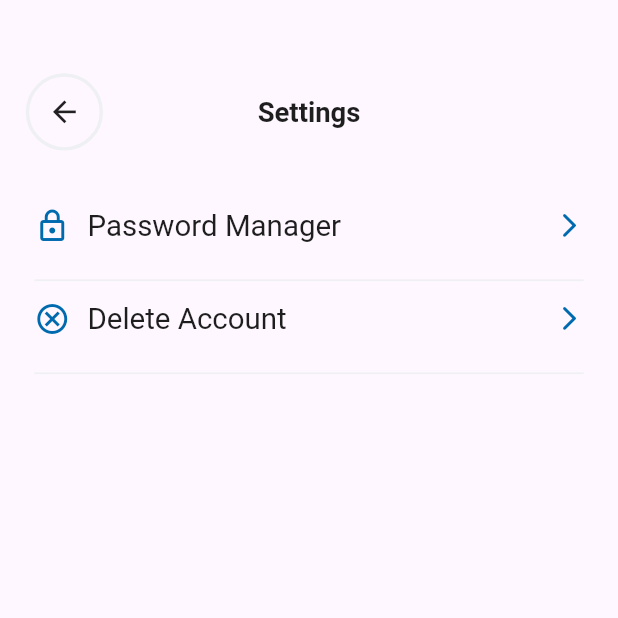
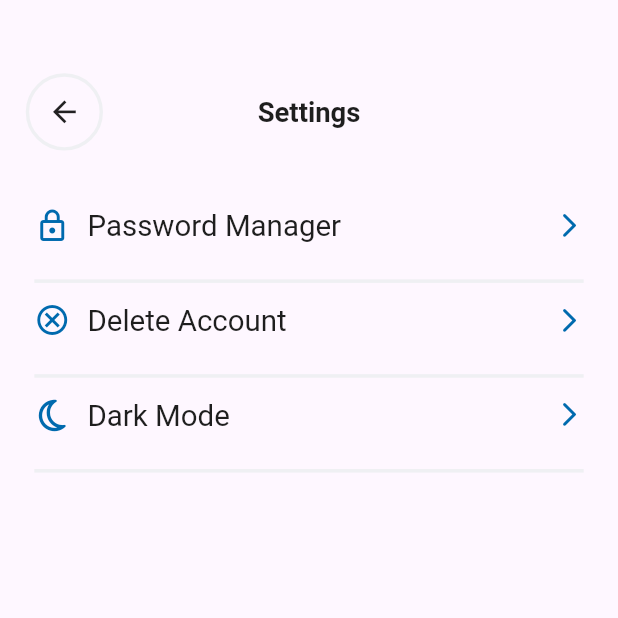
Before and after one commit to khaled365-code/oral_cancer_detection_app, a Flutter app: the SettingsScreen screen opened by its route, on a phone screen of 412 x 824 dp, the top half of it. Run offline on Flutter 3.47's test engine with Material 3 defaults, Android fonts, the phone set to English and light mode, and no system bars; our stand-ins replace bloc, cached_network_image, connectivity_plus, curved_navigation_bar, dartz, dio and 14 more; accounts and stored records are empty; Roboto replaces fonts that are missing (Helvetica).

Commit message:
change theme function and design done

```diff
--- a/lib/core/commons/global_cubits/change_theme_cubit/change_theme_cubit.dart
+++ b/lib/core/commons/global_cubits/change_theme_cubit/change_theme_cubit.dart
@@ -1,4 +1,5 @@
 import 'package:bloc/bloc.dart';
+import 'package:graduation_project/features/profile/data/models/dark_mode_data_model.dart';
 import 'package:meta/meta.dart';
 
 part 'change_theme_state.dart';
@@ -8,9 +9,32 @@ class ChangeThemeCubit extends Cubit<ChangeThemeState> {
 
    bool isDarkMode=false;
 
-  changeTheme(bool isDark){
-    emit(ChangeThemeLoadingState());
-    isDarkMode=isDark;
-    emit(ChangeThemeSuccessState(message: isDarkMode?'Welcome to Dark Mode':'Welcome to Light Mode'));
+
+  changeCircleActiveState(int currentIndex,List<DarkModeDataModel> darkModeDataList)
+  {
+    for (var item in darkModeDataList)
+      {
+        item.modeIsSelected=false;
+      }
+    darkModeDataList[currentIndex].modeIsSelected=!darkModeDataList[currentIndex].modeIsSelected;
+    emit(ChangeThemeCurrentActiveState());
+
+  }
+
+  List<DarkModeDataModel>darkModeDataList=
+  [
+     DarkModeDataModel(modeName: 'On', modeIsSelected: false),
+     DarkModeDataModel(modeName: 'Off', modeIsSelected: true),
+   ];
+
+  changeThemeToLight()
+  {
+    isDarkMode=false;
+    emit(ChangeThemeSuccessState(successMessage: 'Theme Changed To Light Mode'));
+  }
+  changeThemeToDark()
+  {
+    isDarkMode=true;
+    emit(ChangeThemeSuccessState(successMessage: 'Theme Changed To Dark Mode'));
   }
 }
--- a/lib/core/commons/global_cubits/change_theme_cubit/change_theme_state.dart
+++ b/lib/core/commons/global_cubits/change_theme_cubit/change_theme_state.dart
@@ -5,7 +5,10 @@ abstract class ChangeThemeState {}
 
 class ChangeThemeInitial extends ChangeThemeState {}
 class ChangeThemeLoadingState extends ChangeThemeState {}
-class ChangeThemeSuccessState extends ChangeThemeState {
-  ChangeThemeSuccessState({required this.message});
-  final String message;
+class ChangeThemeSuccessState extends ChangeThemeState
+{
+  final String successMessage;
+  ChangeThemeSuccessState({required this.successMessage});
 }
+
+class ChangeThemeCurrentActiveState extends ChangeThemeState {}
--- a/lib/core/routes/app_router.dart
+++ b/lib/core/routes/app_router.dart
@@ -22,6 +22,7 @@ import 'package:graduation_project/features/profile/presentation/manager/help_sc
 import 'package:graduation_project/features/profile/presentation/manager/update_password_cubit/update_password_cubit.dart';
 import 'package:graduation_project/features/profile/presentation/manager/update_profile_cubit/update_profile_cubit.dart';
 import 'package:graduation_project/features/profile/presentation/screens/about_app_screen.dart';
+import 'package:graduation_project/features/profile/presentation/screens/dark_mode.dart';
 import 'package:graduation_project/features/profile/presentation/screens/edit_profile_screen.dart';
 import 'package:graduation_project/features/profile/presentation/screens/help_screen.dart';
 import 'package:graduation_project/features/profile/presentation/screens/initial_profile_screen.dart';
@@ -53,6 +54,8 @@ class AppRoutes {
     switch (routeSettings.name) {
       case Routes.home:
         return MaterialPageRoute(builder: (context) => const HomePage(),);
+      case Routes.darkModeScreen:
+        return MaterialPageRoute(builder: (context) => const DarkModeScreen(),);
       case Routes.initialProfileScreen:
         return MaterialPageRoute(builder: (context) =>  ProfileOutScreen(),);
       case Routes.commentScreen:
--- a/lib/core/routes/routes.dart
+++ b/lib/core/routes/routes.dart
@@ -47,7 +47,11 @@ class Routes
   static const String  commentScreen='/comment_screen';
 
 
-  static const String  initialProfileScreen='initial_profile_screen';
+  static const String  initialProfileScreen='/initial_profile_screen';
+
+
+  static const String  darkModeScreen='/dark_mode_screen';
+
 
 
 
--- a/lib/core/utilis/colors.dart
+++ b/lib/core/utilis/colors.dart
@@ -71,6 +71,13 @@ class AppColors
    static const Color cE6EAEC=Color(0xffE6EAEC);
 
 
+   static const Color c888888=Color(0xff888888);
+
+
+   static const Color cEBEBEB=Color(0xffEBEBEB);
+
+
+
 
 
 
--- /dev/null
+++ b/lib/features/profile/data/models/dark_mode_data_model.dart
@@ -0,0 +1,12 @@
+
+
+class DarkModeDataModel
+{
+  final String modeName;
+  bool modeIsSelected;
+
+  DarkModeDataModel({required this.modeName, required this.modeIsSelected});
+
+
+
+}
--- a/lib/features/profile/presentation/components/settings_item_widget.dart
+++ b/lib/features/profile/presentation/components/settings_item_widget.dart
@@ -28,6 +28,8 @@ class SettingsItemWidget extends StatelessWidget {
           case 1:
             showModalBottomSheet(
                 context: context, builder: (context) => DeleteAccountwidget());
+          case 2:
+            navigate(context: context, route: Routes.darkModeScreen);
         }
       },
       child: Container(
@@ -44,7 +46,9 @@ class SettingsItemWidget extends StatelessWidget {
               ],
             ),
             SizedBox(height: 20.w,),
-            LineWidget(),
+            LineWidget(
+              height: 2,
+            ),
           ],
         ),
       ),
--- a/lib/features/profile/presentation/screens/settings_screen.dart
+++ b/lib/features/profile/presentation/screens/settings_screen.dart
@@ -1,9 +1,8 @@
 import 'package:flutter/cupertino.dart';
 import 'package:flutter/material.dart';
 import 'package:flutter/widgets.dart';
-import 'package:flutter_bloc/flutter_bloc.dart';
 import 'package:flutter_screenutil/flutter_screenutil.dart';
-import 'package:graduation_project/core/utilis/image_constants.dart';
+import 'package:font_awesome_flutter/font_awesome_flutter.dart';
 import 'package:graduation_project/core/utilis/colors.dart';
 import 'package:graduation_project/features/profile/data/models/settings_data_model.dart';
 import '../../../../core/utilis/app_styles.dart';
@@ -17,7 +16,9 @@ class SettingsScreen extends StatefulWidget {
 }
    final List<SettingsDataModel> settingsDataList=[
      SettingsDataModel(settingName: 'Password Manager', iconForm: Icons.lock_outlined),
-     SettingsDataModel(settingName: 'Delete Account', iconForm: Icons.cancel_outlined)
+     SettingsDataModel(settingName: 'Delete Account', iconForm: Icons.cancel_outlined),
+     SettingsDataModel(settingName: 'Dark Mode', iconForm:FontAwesomeIcons.moon)
+
 
    ];
 class SettingsScreenState extends State<SettingsScreen> {
@@ -63,7 +64,7 @@ class SettingsScreenState extends State<SettingsScreen> {
                  settingsDataModel: settingsDataList[index],
                 ),
                 separatorBuilder: (context, index) => SizedBox(height: 10.h,),
-                itemCount: 2),
+                itemCount: settingsDataList.length),
           )
 
 
--- a/lib/main.dart
+++ b/lib/main.dart
@@ -40,7 +40,7 @@ class MyAppWithLanguage extends StatelessWidget {
          builder: (context, state) {
           return MaterialApp(
 
-          theme:context.read<ChangeThemeCubit>().isDarkMode?ThemeData.dark():ThemeData.light(),
+          theme:context.read<ChangeThemeCubit>().isDarkMode==true?ThemeData.dark():ThemeData.light(),
           locale:  Locale(BlocProvider.of<ChangeLanguageCubit>(context).languageCode),
             localizationsDelegates: const [
               AppLocalizationDelegate(),
```
Also changed, not shown: lib/features/profile/presentation/components/dark_mode_item_widget.dart (added, +107 -0 lines), lib/features/profile/presentation/screens/dark_mode.dart (added, +80 -0 lines).
